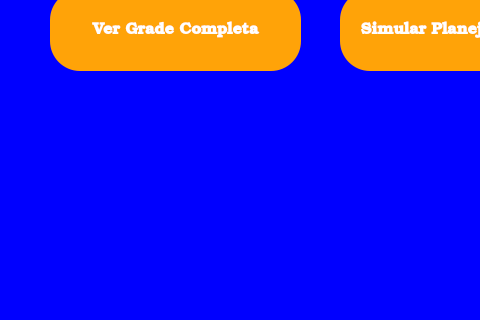
Old version of the form src-v1/PetroPlanner/telainicial.ui in the repository ldsc/ProjetoEngenharia-SimuladorDePlanejamentoDasAtividadesDoEstudanteEngenharia; both pictures show x 0 to 480 and y 300 to 620 of the 1308 by 728 pixel window.
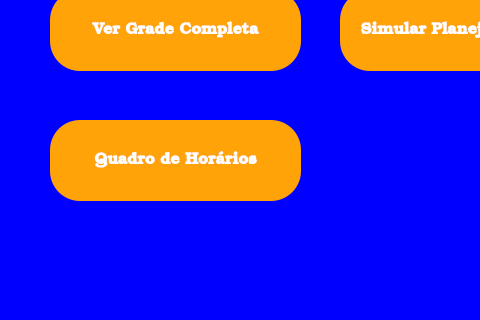
New version of the form.

Commit message: botao quadrodehorarios adicionado a tela inicial

The edit to the form file:
```diff
--- a/src-v1/PetroPlanner/telainicial.ui
+++ b/src-v1/PetroPlanner/telainicial.ui
@@ -360,6 +360,32 @@
      <string>Simular Planejamentos Semestrais</string>
     </property>
    </widget>
+   <widget class="QPushButton" name="botaoQuadrodeHorarios">
+    <property name="geometry">
+     <rect>
+      <x>50</x>
+      <y>420</y>
+      <width>251</width>
+      <height>81</height>
+     </rect>
+    </property>
+    <property name="font">
+     <font>
+      <family>Bookman Old Style</family>
+      <pointsize>12</pointsize>
+      <bold>true</bold>
+     </font>
+    </property>
+    <property name="toolTipDuration">
+     <number>-4</number>
+    </property>
+    <property name="styleSheet">
+     <string notr="true">background-color: #ffa308; color: white; border-radius: 30px;</string>
+    </property>
+    <property name="text">
+     <string>Quadro de Horários</string>
+    </property>
+   </widget>
   </widget>
   <widget class="QMenuBar" name="menubar">
    <property name="geometry">
```
The commit also changes 39 other files.
